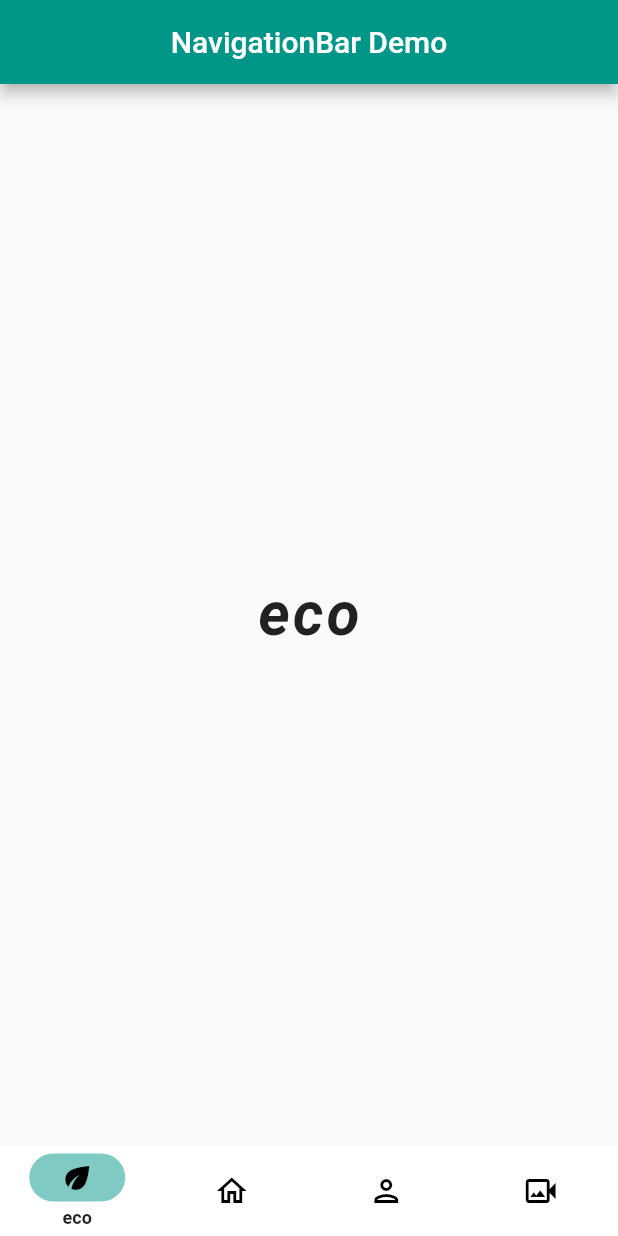
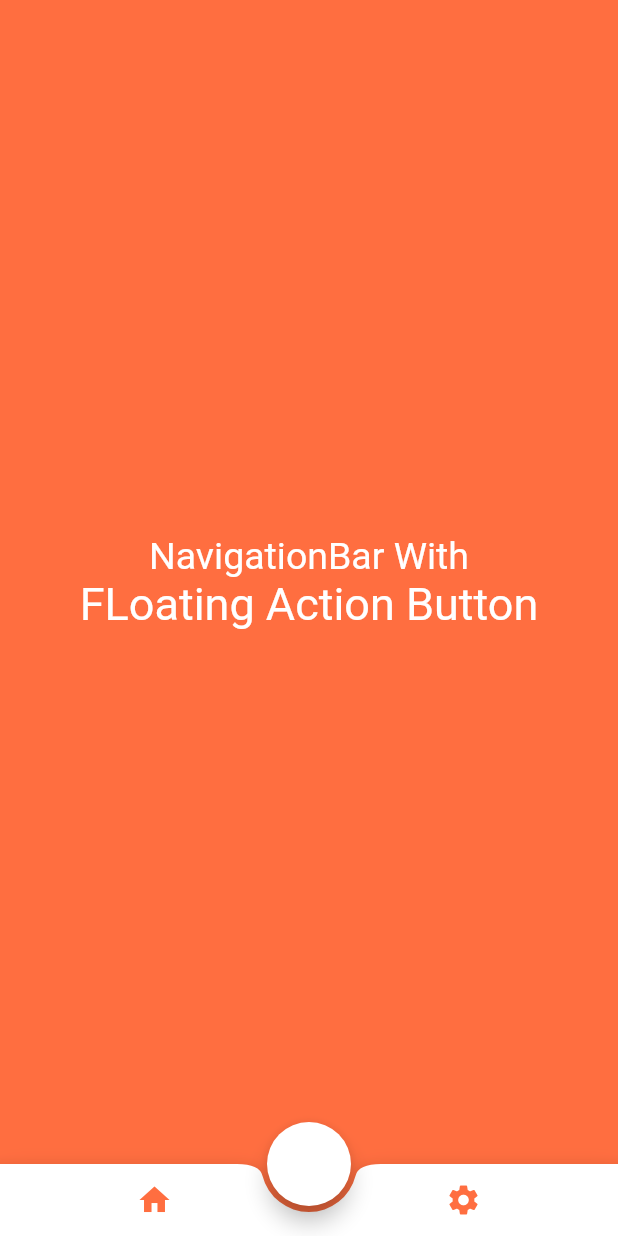
Before and after one commit to ridhampokal/NavigationBar_demo, a Flutter app: the screen it shows after launch, on a phone screen of 412 x 824 dp. Run offline on Flutter 3.47's test engine with Material 2 defaults, Android fonts, the phone set to English and light mode, and no system bars.

Commit message:
with floating action button

```diff
--- a/lib/main.dart
+++ b/lib/main.dart
@@ -1,4 +1,5 @@
 import 'package:flutter/material.dart';
+import 'navigation_files/files.dart';
 
 void main() {
   runApp(const MyApp());
@@ -10,91 +11,7 @@ class MyApp extends StatelessWidget {
   Widget build(BuildContext context) {
     return const MaterialApp(
       debugShowCheckedModeBanner: false,
-      home: HomePage(),
+      home: NaviFloat(),
     );
   }
 }
-
-const TextStyle _textStyle = TextStyle(
-  fontSize: 40,
-  fontWeight: FontWeight.bold,
-  letterSpacing: 2,
-  fontStyle: FontStyle.italic,
-);
-
-class HomePage extends StatefulWidget {
-  const HomePage({Key? key}) : super(key: key);
-
-  @override
-  State<HomePage> createState() => _HomePageState();
-}
-
-class _HomePageState extends State<HomePage> {
-  int _currentIndex = 0;
-
-  List pages = const [
-    Text('eco', style: _textStyle),
-    Text('home', style: _textStyle),
-    Text('person', style: _textStyle),
-    Text('video', style: _textStyle),
-  ];
-
-  @override
-  Widget build(BuildContext context) {
-    return Scaffold(
-      appBar: AppBar(
-        backgroundColor: Colors.teal,
-        centerTitle: true,
-        title: const Text('NavigationBar Demo'),
-      ),
-      body: Center(
-        child: pages[_currentIndex],
-      ),
-      bottomNavigationBar: NavigationBarTheme(
-        data: NavigationBarThemeData(
-          indicatorColor: Colors.teal.withOpacity(0.5),
-          labelTextStyle: MaterialStateProperty.all(
-            const TextStyle(
-              fontSize: 12,
-              fontWeight: FontWeight.bold,
-            ),
-          ),
-        ),
-        child: NavigationBar(
-          height: 60,
-          backgroundColor: Colors.white,
-          animationDuration: const Duration(seconds: 1),
-          labelBehavior: NavigationDestinationLabelBehavior.onlyShowSelected,
-          selectedIndex: _currentIndex,
-          onDestinationSelected: (int newIndex) {
-            setState(() {
-              _currentIndex = newIndex;
-            });
-          },
-          destinations: const [
-            NavigationDestination(
-              selectedIcon: Icon(Icons.eco),
-              icon: Icon(Icons.eco_outlined),
-              label: 'eco',
-            ),
-            NavigationDestination(
-              selectedIcon: Icon(Icons.home),
-              icon: Icon(Icons.home_outlined),
-              label: 'home',
-            ),
-            NavigationDestination(
-              selectedIcon: Icon(Icons.person),
-              icon: Icon(Icons.person_outlined),
-              label: 'person',
-            ),
-            NavigationDestination(
-              selectedIcon: Icon(Icons.video_camera_back),
-              icon: Icon(Icons.video_camera_back_outlined),
-              label: 'video',
-            ),
-          ],
-        ),
-      ),
-    );
-  }
-}
--- /dev/null
+++ b/lib/navigation_files/files.dart
@@ -0,0 +1,3 @@
+export 'navi_show_hide.dart';
+
+export 'navi_floating_button.dart';
--- /dev/null
+++ b/lib/navigation_files/navi_floating_button.dart
@@ -0,0 +1,69 @@
+import 'package:flutter/material.dart';
+
+class NaviFloat extends StatefulWidget {
+  const NaviFloat({Key? key}) : super(key: key);
+
+  @override
+  State<NaviFloat> createState() => _NaviFloatState();
+}
+
+class _NaviFloatState extends State<NaviFloat> {
+  @override
+  Widget build(BuildContext context) {
+    return Scaffold(
+      backgroundColor: Colors.deepOrangeAccent,
+      floatingActionButtonLocation: FloatingActionButtonLocation.centerDocked,
+      floatingActionButton: FloatingActionButton(
+        backgroundColor: Colors.white,
+        onPressed: () {},
+        tooltip: 'Increment',
+        child: const Icon(Icons.adb_outlined),
+      ),
+      bottomNavigationBar: BottomAppBar(
+        shape: const CircularNotchedRectangle(),
+        child: Row(
+          mainAxisAlignment: MainAxisAlignment.spaceAround,
+          children: [
+            IconButton(
+              onPressed: () {},
+              icon: const Icon(
+                Icons.home,
+                color: Colors.deepOrangeAccent,
+              ),
+            ),
+            IconButton(
+              onPressed: () {},
+              icon: const Icon(
+                Icons.settings,
+                color: Colors.deepOrangeAccent,
+              ),
+            ),
+          ],
+        ),
+      ),
+      body: SafeArea(
+        child: Center(
+          child: Column(
+            mainAxisAlignment: MainAxisAlignment.center,
+            children: const [
+              Text(
+                'NavigationBar With',
+                style: TextStyle(
+                  color: Colors.white,
+                  fontSize: 25,
+                ),
+              ),
+              Text(
+                'FLoating Action Button',
+                style: TextStyle(
+                  color: Colors.white,
+                  fontSize: 30,
+                ),
+              ),
+            ],
+          ),
+        ),
+      ),
+    );
+  }
+}
--- /dev/null
+++ b/lib/navigation_files/navi_show_hide.dart
@@ -0,0 +1,85 @@
+import 'package:flutter/material.dart';
+
+const TextStyle _textStyle = TextStyle(
+  fontSize: 40,
+  fontWeight: FontWeight.bold,
+  letterSpacing: 2,
+  fontStyle: FontStyle.italic,
+);
+
+class HomePage extends StatefulWidget {
+  const HomePage({Key? key}) : super(key: key);
+
+  @override
+  State<HomePage> createState() => _HomePageState();
+}
+
+class _HomePageState extends State<HomePage> {
+  int _currentIndex = 0;
+
+  List pages = const [
+    Text('eco', style: _textStyle),
+    Text('home', style: _textStyle),
+    Text('person', style: _textStyle),
+    Text('video', style: _textStyle),
+  ];
+
+  @override
+  Widget build(BuildContext context) {
+    return Scaffold(
+      appBar: AppBar(
+        backgroundColor: Colors.teal,
+        centerTitle: true,
+        title: const Text('NavigationBar Demo'),
+      ),
+      body: Center(
+        child: pages[_currentIndex],
+      ),
+      bottomNavigationBar: NavigationBarTheme(
+        data: NavigationBarThemeData(
+          indicatorColor: Colors.teal.withOpacity(0.5),
+          labelTextStyle: MaterialStateProperty.all(
+            const TextStyle(
+              fontSize: 12,
+              fontWeight: FontWeight.bold,
+            ),
+          ),
+        ),
+        child: NavigationBar(
+          height: 60,
+          backgroundColor: Colors.white,
+          animationDuration: const Duration(seconds: 1),
+          labelBehavior: NavigationDestinationLabelBehavior.onlyShowSelected,
+          selectedIndex: _currentIndex,
+          onDestinationSelected: (int newIndex) {
+            setState(() {
+              _currentIndex = newIndex;
+            });
+          },
+          destinations: const [
+            NavigationDestination(
+              selectedIcon: Icon(Icons.eco),
+              icon: Icon(Icons.eco_outlined),
+              label: 'eco',
+            ),
+            NavigationDestination(
+              selectedIcon: Icon(Icons.home),
+              icon: Icon(Icons.home_outlined),
+              label: 'home',
+            ),
+            NavigationDestination(
+              selectedIcon: Icon(Icons.person),
+              icon: Icon(Icons.person_outlined),
+              label: 'person',
+            ),
+            NavigationDestination(
+              selectedIcon: Icon(Icons.video_camera_back),
+              icon: Icon(Icons.video_camera_back_outlined),
+              label: 'video',
+            ),
+          ],
+        ),
+      ),
+    );
+  }
+}
```
